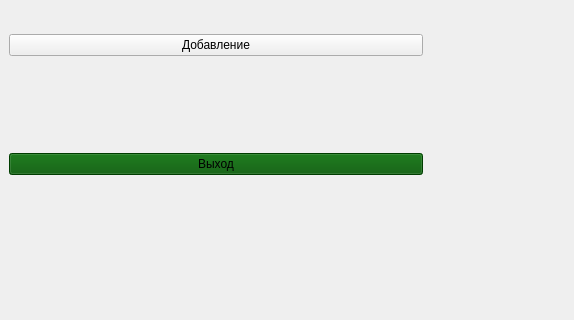
The window that FinalMkFinal/mainwindow.ui (Enjoyer14/OP_FullForm) describes before a commit, drawn with Qt 5; both pictures show x 0 to 574 and y 205 to 525 of the 846 by 525 pixel window.
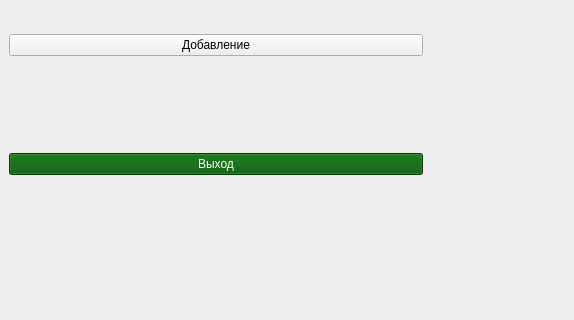
The same window after the commit.

The edit to the form file:
```diff
--- a/FinalMkFinal/mainwindow.ui
+++ b/FinalMkFinal/mainwindow.ui
@@ -63,11 +63,9 @@
        <widget class="QPushButton" name="pushButton">
         <property name="styleSheet">
          <string notr="true">QPushButton{
-	border-color: rgb(170, 85, 0);
 	background-color: rgb(0, 85, 0);
 	selection-background-color: rgb(0, 170, 0);
-	selection-color: rgb(170, 85, 255);
-	alternate-background-color: rgb(0, 255, 0);
+	color: rgb(255, 255, 255);
 }</string>
         </property>
         <property name="text">
```
